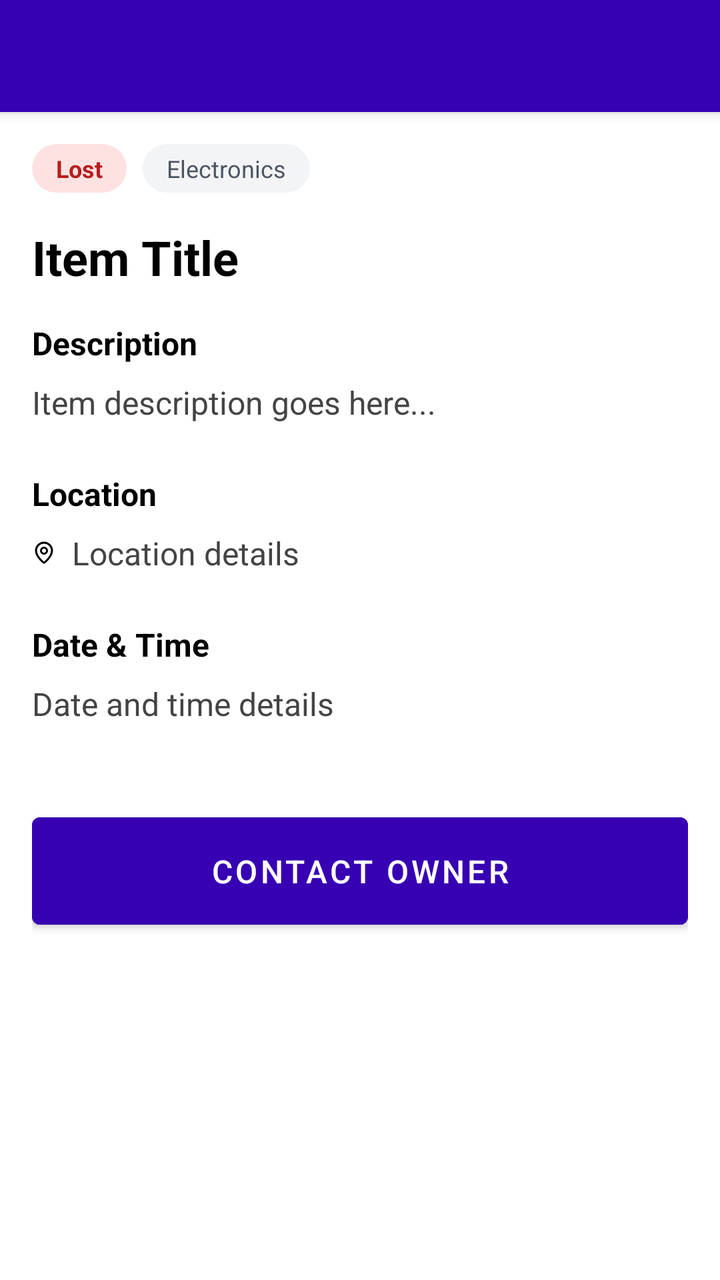
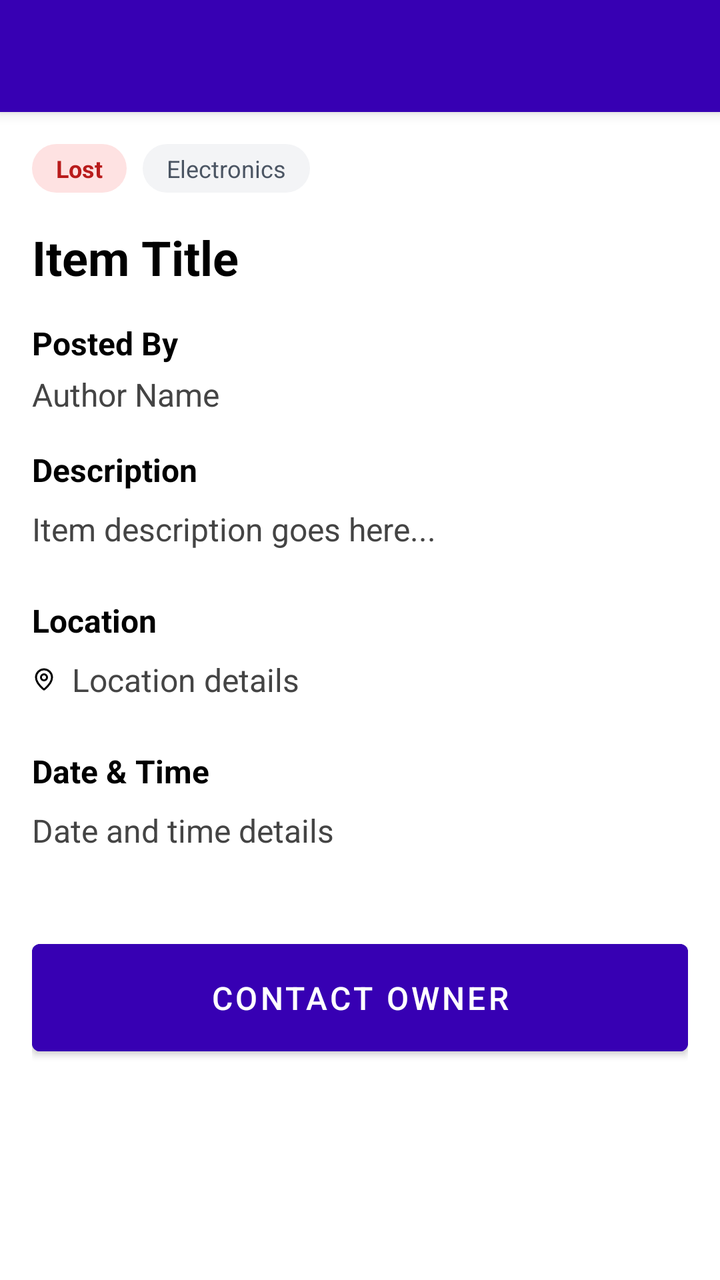

An Android layout rendered at two revisions. The XML below is the earlier revision; the diff shows what the commit changed to produce the second picture.
<!-- AndroidManifest.xml: application theme Theme.WatUFound -->
<!-- res/layout/fragment_post_details.xml -->
<?xml version="1.0" encoding="utf-8"?>
<androidx.constraintlayout.widget.ConstraintLayout xmlns:android="http://schemas.android.com/apk/res/android"
    xmlns:app="http://schemas.android.com/apk/res-auto"
    xmlns:tools="http://schemas.android.com/tools"
    android:layout_width="match_parent"
    android:layout_height="match_parent"
    android:background="@color/white"
    tools:context=".ui.post.PostDetailsFragment">

    <androidx.appcompat.widget.Toolbar
        android:id="@+id/toolbar"
        android:layout_width="match_parent"
        android:layout_height="?attr/actionBarSize"
        android:background="@color/purple_700"
        android:elevation="4dp"
        android:theme="@style/ThemeOverlay.AppCompat.Dark.ActionBar"
        app:layout_constraintTop_toTopOf="parent"
        app:layout_constraintStart_toStartOf="parent"
        app:layout_constraintEnd_toEndOf="parent"
        app:popupTheme="@style/ThemeOverlay.AppCompat.Light" />

    <ScrollView
        android:layout_width="match_parent"
        android:layout_height="0dp"
        android:fillViewport="true"
        app:layout_constraintTop_toBottomOf="@id/toolbar"
        app:layout_constraintBottom_toBottomOf="parent"
        app:layout_constraintStart_toStartOf="parent"
        app:layout_constraintEnd_toEndOf="parent">

        <LinearLayout
            android:layout_width="match_parent"
            android:layout_height="wrap_content"
            android:orientation="vertical"
            android:padding="16dp">

            <LinearLayout
                android:layout_width="match_parent"
                android:layout_height="wrap_content"
                android:orientation="horizontal"
                android:gravity="start|center_vertical"
                android:layout_marginBottom="16dp">

                <TextView
                    android:id="@+id/tagStatus"
                    android:layout_width="wrap_content"
                    android:layout_height="wrap_content"
                    android:text="Lost"
                    android:textColor="@color/lost_text"
                    android:background="@drawable/tag_lost_bg"
                    android:paddingLeft="12dp"
                    android:paddingRight="12dp"
                    android:paddingTop="4dp"
                    android:paddingBottom="4dp"
                    android:textStyle="bold"
                    android:textSize="12sp"
                    android:layout_marginEnd="8dp" />

                <TextView
                    android:id="@+id/tagCategory"
                    android:layout_width="wrap_content"
                    android:layout_height="wrap_content"
                    android:text="Electronics"
                    android:textColor="@color/category_text"
                    android:background="@drawable/tag_category_bg"
                    android:paddingLeft="12dp"
                    android:paddingRight="12dp"
                    android:paddingTop="4dp"
                    android:paddingBottom="4dp"
                    android:textSize="12sp" />
            </LinearLayout>

            <TextView
                android:id="@+id/textTitle"
                android:layout_width="match_parent"
                android:layout_height="wrap_content"
                android:text="Item Title"
                android:textStyle="bold"
                android:textSize="24sp"
                android:textColor="@color/black"
                android:layout_marginBottom="16dp" />

            <TextView
                android:layout_width="match_parent"
                android:layout_height="wrap_content"
                android:text="Description"
                android:textStyle="bold"
                android:textSize="16sp"
                android:textColor="@color/black"
                android:layout_marginBottom="8dp" />

            <TextView
                android:id="@+id/textDescription"
                android:layout_width="match_parent"
                android:layout_height="wrap_content"
                android:text="Item description goes here..."
                android:textSize="16sp"
                android:textColor="#444444"
                android:layout_marginBottom="24dp" />

            <TextView
                android:layout_width="match_parent"
                android:layout_height="wrap_content"
                android:text="Location"
                android:textStyle="bold"
                android:textSize="16sp"
                android:textColor="@color/black"
                android:layout_marginBottom="8dp" />

            <TextView
                android:id="@+id/textLocation"
                android:layout_width="match_parent"
                android:layout_height="wrap_content"
                android:text="Location details"
                android:textSize="16sp"
                android:textColor="#444444"
                android:drawableLeft="@drawable/ic_map_pin"
                android:drawablePadding="8dp"
                android:layout_marginBottom="24dp" />

            <TextView
                android:layout_width="match_parent"
                android:layout_height="wrap_content"
                android:text="Date &amp; Time"
                android:textStyle="bold"
                android:textSize="16sp"
                android:textColor="@color/black"
                android:layout_marginBottom="8dp" />

            <TextView
                android:id="@+id/textDateTime"
                android:layout_width="match_parent"
                android:layout_height="wrap_content"
                android:text="Date and time details"
                android:textSize="16sp"
                android:textColor="#444444"
                android:layout_marginBottom="24dp" />

            <Button
                android:id="@+id/buttonContact"
                android:layout_width="match_parent"
                android:layout_height="wrap_content"
                android:text="Contact Owner"
                android:textSize="16sp"
                android:textColor="@color/white"
                android:backgroundTint="@color/purple_700"
                android:padding="16dp"
                android:layout_marginTop="16dp" />

        </LinearLayout>
    </ScrollView>

</androidx.constraintlayout.widget.ConstraintLayout>
<!-- resources referenced by this layout -->
<resources>
  <color name="black">#FF000000</color>
  <color name="category_text">#4b5563</color>
  <color name="lost_text">#b91c1c</color>
  <color name="purple_700">#FF3700B3</color>
  <color name="white">#FFFFFFFF</color>
  <!-- drawable ic_map_pin (drawable) -->
  <vector xmlns:android="http://schemas.android.com/apk/res/android"
      android:width="12dp"
      android:height="12dp"
      android:viewportWidth="24"
      android:viewportHeight="24"
      android:tint="?attr/colorOnSurface">
    <path
        android:fillColor="@android:color/transparent"
        android:pathData="M20,10c0,4.993 -5.539,10.193 -7.399,11.799a1,1 0,0 1,-1.202,0C9.539,20.193 4,14.993 4,10a8,8 0,0 1,16 0z"
        android:strokeColor="?attr/colorOnSurface"
        android:strokeWidth="2"
        android:strokeLineCap="round"
        android:strokeLineJoin="round"/>
    <path
        android:fillColor="@android:color/transparent"
        android:pathData="M12,10m-3,0a3,3 0,1 1,6 0a3,3 0,1 1,-6 0"
        android:strokeColor="?attr/colorOnSurface"
        android:strokeWidth="2"
        android:strokeLineCap="round"
        android:strokeLineJoin="round"/>
  </vector>
  <!-- drawable tag_category_bg (drawable) -->
  <?xml version="1.0" encoding="utf-8"?>
  <shape xmlns:android="http://schemas.android.com/apk/res/android"
      android:shape="rectangle">
      <solid android:color="@color/category_background" />
      <corners android:radius="16dp" />
  </shape>
  <!-- drawable tag_lost_bg (drawable) -->
  <?xml version="1.0" encoding="utf-8"?>
  <shape xmlns:android="http://schemas.android.com/apk/res/android"
      android:shape="rectangle">
      <solid android:color="@color/lost_background" />
      <corners android:radius="16dp" />
  </shape>
  <style name="Theme.WatUFound" parent="Theme.MaterialComponents.DayNight.NoActionBar">
          
          <item name="colorPrimary">@color/purple_500</item>
          <item name="colorPrimaryVariant">@color/purple_700</item>
          <item name="colorOnPrimary">@color/white</item>
          
          <item name="colorSecondary">@color/teal_200</item>
          <item name="colorSecondaryVariant">@color/teal_700</item>
          <item name="colorOnSecondary">@color/black</item>
          
          <item name="android:statusBarColor">?attr/colorPrimaryVariant</item>
          
      </style>
  <color name="category_background">#f3f4f6</color>
  <color name="lost_background">#fee2e2</color>
  <color name="purple_500">#FF6200EE</color>
  <color name="teal_200">#FF03DAC5</color>
  <color name="teal_700">#FF018786</color>
</resources>

<!-- the commit's change to res/layout/fragment_post_details.xml (unified diff, before → after) -->
@@ -80,6 +80,24 @@
                 android:textColor="@color/black"
                 android:layout_marginBottom="16dp" />
 
+            
+            <TextView
+                android:layout_width="match_parent"
+                android:layout_height="wrap_content"
+                android:text="Posted By"
+                android:textStyle="bold"
+                android:textSize="16sp"
+                android:textColor="@color/black"
+                android:layout_marginBottom="4dp" />
+            <TextView
+                android:id="@+id/textPostedBy"
+                android:layout_width="match_parent"
+                android:layout_height="wrap_content"
+                android:text="Author Name"
+                android:textSize="16sp"
+                android:textColor="#444444"
+                android:layout_marginBottom="16dp" />
+
             <TextView
                 android:layout_width="match_parent"
                 android:layout_height="wrap_content"
